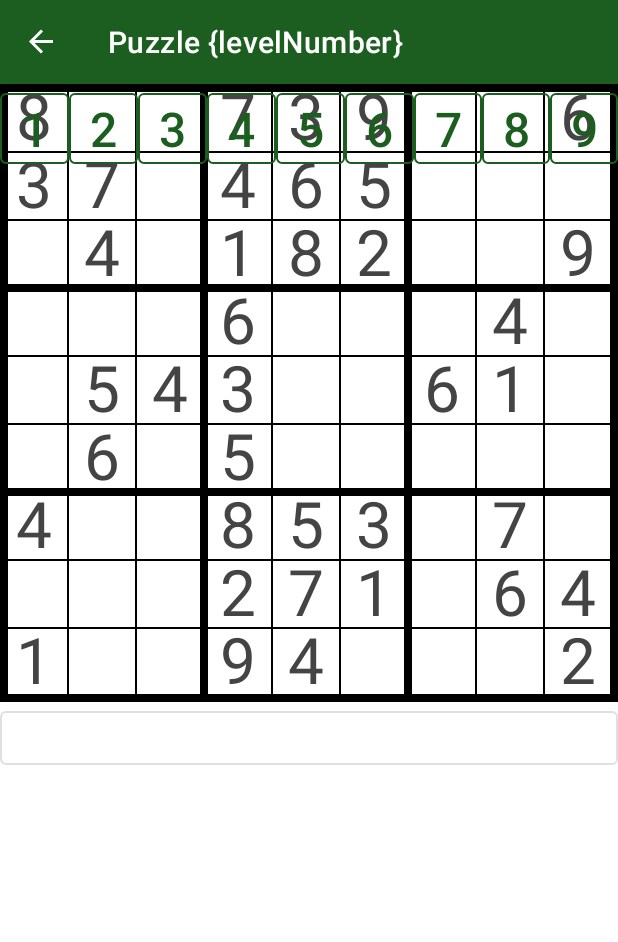
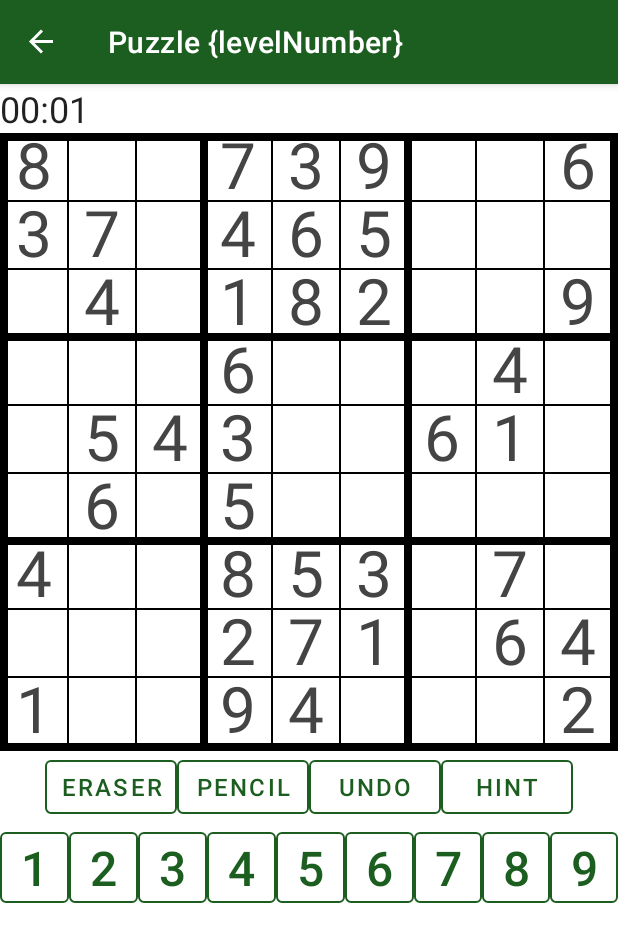
Before and after one commit to LeonidasGamesStudio/Sudoku-android, an Android app: the SudokuBoardFragment screen opened through its navigation route, on a phone screen of 412 x 824 dp. Shown: the top 942 px of the screen. Run offline under Robolectric (Android 15) with nearby library versions, the phone set to English and light mode, and no system bars; our stand-ins replace navigation-ui.

Commit message:
Fixed my mess

```diff
--- a/Sudoku/app/src/main/java/com/example/sudoku/board/SudokuBoardFragment.kt
+++ b/Sudoku/app/src/main/java/com/example/sudoku/board/SudokuBoardFragment.kt
@@ -8,8 +8,6 @@ import androidx.fragment.app.Fragment
 import androidx.fragment.app.FragmentTransaction
 import com.example.sudoku.databinding.FragmentSudokuBoardBinding
 import com.example.sudoku.menu.WinFragment
-import com.google.android.gms.ads.AdRequest
-import com.google.android.gms.ads.MobileAds
 
 
 // TODO: Rename parameter arguments, choose names that match
@@ -60,11 +58,6 @@ class SudokuBoardFragment : Fragment() {
         binding.pencilButton.setOnClickListener{
             binding.sudokuBoardView.pencil = !binding.sudokuBoardView.pencil
         }
-
-        MobileAds.initialize(this.requireContext()) {}
-        val adRequest = AdRequest.Builder().build()
-
-        binding.adView.loadAd(adRequest)
 
         val value = arguments?.get("levelNumber")
         binding.sudokuBoardView.addPresets(value as Int)
--- a/Sudoku/app/src/main/res/layout/fragment_sudoku_board.xml
+++ b/Sudoku/app/src/main/res/layout/fragment_sudoku_board.xml
@@ -11,7 +11,7 @@
         android:layout_width="wrap_content"
         android:layout_height="wrap_content"
         android:textSize="24sp"
-        app:layout_constraintBottom_toTopOf="@id/sudokuBoardView"
+        app:layout_constraintTop_toTopOf="parent"
         app:layout_constraintStart_toStartOf="parent"/>
 
 <!--    the sudoku board-->
@@ -21,23 +21,29 @@
         android:layout_width="wrap_content"
         android:layout_height="wrap_content"
         app:layout_constraintBottom_toTopOf="@id/funcButtons"
-        app:layout_constraintTop_toTopOf="parent"
+        app:layout_constraintTop_toBottomOf="@id/timer"
         app:layout_constraintEnd_toEndOf="parent"
         app:layout_constraintStart_toStartOf="parent" />
 
 <!--    functional buttons i.e. undo, eraser, hint, pencil-->
     <TableRow
         android:id="@+id/funcButtons"
-        android:layout_width="match_parent"
+        android:layout_width="wrap_content"
         android:layout_height="wrap_content"
         android:columnCount="4"
-        app:layout_constraintBottom_toTopOf="@id/numberButtons"
-        app:layout_constraintBottom_toBottomOf="parent"
+        app:layout_constraintTop_toBottomOf="@id/sudokuBoardView"
         app:layout_constraintEnd_toEndOf="parent"
         app:layout_constraintStart_toStartOf="parent">
         <Button
             android:id="@+id/eraserButton"
-            style="@style/numberButtons"
+            android:layout_width="wrap_content"
+            android:layout_height="wrap_content"
+            android:text="@string/eraser"
+            android:textSize="16sp"
+            android:layout_weight="1"
+            app:strokeColor="@color/green"
+            android:padding="2dp"
+            style="@style/Widget.MaterialComponents.Button.OutlinedButton"
             />
 
         <Button
@@ -84,7 +90,6 @@
         android:layout_height="wrap_content"
         android:columnCount="9"
         app:layout_constraintTop_toBottomOf="@id/funcButtons"
-        app:layout_constraintBottom_toBottomOf="parent"
         app:layout_constraintEnd_toEndOf="parent"
         app:layout_constraintStart_toStartOf="parent">
 <!--constrain buttons to adview once it is implemented-->
```
